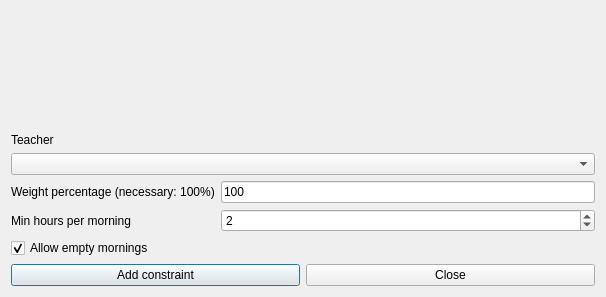
The window that fet/src/interface/addconstraintteacherminhourspermorningform_template.ui (vonmecheln/fet) describes before a commit, drawn with Qt 5.
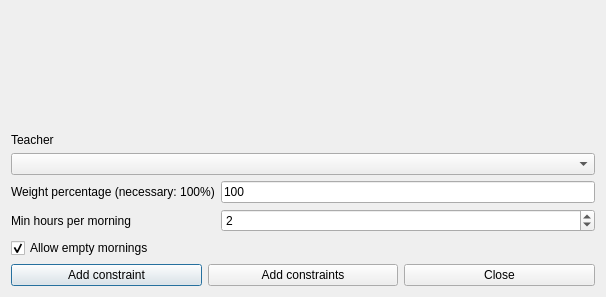
The same window after the commit.

The edit to the form file:
```diff
--- a/fet/src/interface/addconstraintteacherminhourspermorningform_template.ui
+++ b/fet/src/interface/addconstraintteacherminhourspermorningform_template.ui
@@ -49,6 +49,13 @@
        </property>
       </widget>
      </item>
+     <item>
+      <widget class="QPushButton" name="addConstraintsPushButton">
+       <property name="text">
+        <string>Add constraints</string>
+       </property>
+      </widget>
+     </item>
      <item>
       <widget class="QPushButton" name="closePushButton">
        <property name="text">
```
